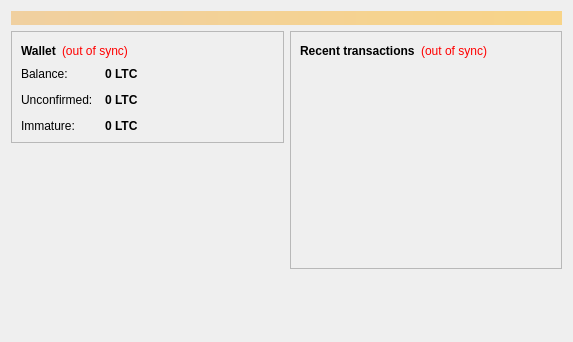
Qt form src/qt/forms/overviewpage.ui (swastikit/swastikcoin) before a commit.
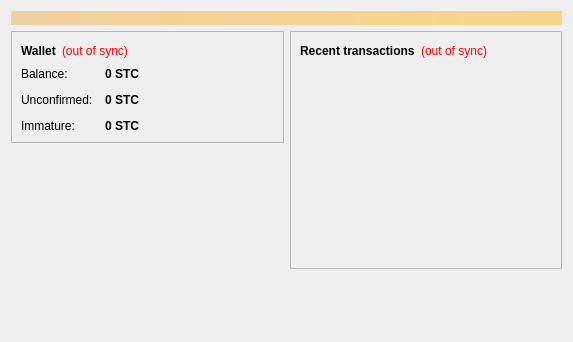
The same form after that commit.

The edit to the form file:
```diff
--- a/src/qt/forms/overviewpage.ui
+++ b/src/qt/forms/overviewpage.ui
@@ -122,7 +122,7 @@
                <string>Your current balance</string>
               </property>
               <property name="text">
-               <string notr="true">0 LTC</string>
+               <string notr="true">0 STC</string>
               </property>
               <property name="textInteractionFlags">
                <set>Qt::LinksAccessibleByMouse|Qt::TextSelectableByKeyboard|Qt::TextSelectableByMouse</set>
@@ -151,7 +151,7 @@
                <string>Total of transactions that have yet to be confirmed, and do not yet count toward the current balance</string>
               </property>
               <property name="text">
-               <string notr="true">0 LTC</string>
+               <string notr="true">0 STC</string>
               </property>
               <property name="textInteractionFlags">
                <set>Qt::LinksAccessibleByMouse|Qt::TextSelectableByKeyboard|Qt::TextSelectableByMouse</set>
@@ -177,7 +177,7 @@
                <string>Mined balance that has not yet matured</string>
               </property>
               <property name="text">
-               <string notr="true">0 LTC</string>
+               <string notr="true">0 STC</string>
               </property>
               <property name="textInteractionFlags">
                <set>Qt::LinksAccessibleByMouse|Qt::TextSelectableByKeyboard|Qt::TextSelectableByMouse</set>
```
Left out of the diff: 4 changed lines with no effect on the pictures.
